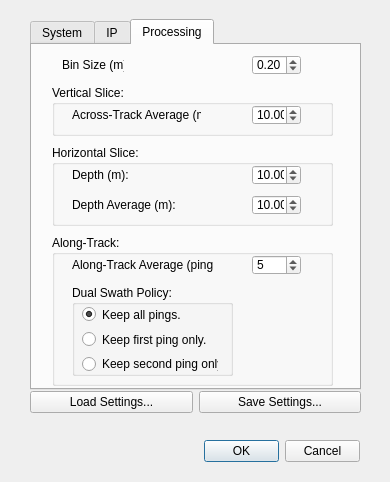
monsterkittykitty/WaterColumnPlotter, file GUI/Dialogs/UIFiles/AllSettingsDialog.ui: the form before one commit.
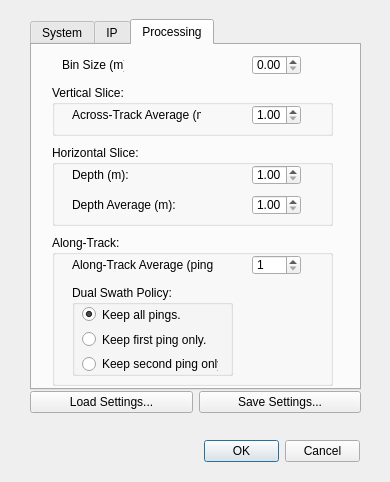
The form after the commit. The open tabs and pages were chosen to show the change.

Commit message: Reset default values in settings dialog UI file.

What changed in the file:
```diff
--- a/GUI/Dialogs/UIFiles/AllSettingsDialog.ui
+++ b/GUI/Dialogs/UIFiles/AllSettingsDialog.ui
@@ -252,7 +252,7 @@
       <double>0.100000000000000</double>
      </property>
      <property name="value">
-      <double>0.200000000000000</double>
+      <double>0.000000000000000</double>
      </property>
     </widget>
     <widget class="QLabel" name="labelBinSize">
@@ -299,7 +299,7 @@
        <number>100</number>
       </property>
       <property name="value">
-       <number>5</number>
+       <number>1</number>
       </property>
      </widget>
      <widget class="QLabel" name="labelAlongTrackAvg">
@@ -405,7 +405,7 @@
        <double>0.500000000000000</double>
       </property>
       <property name="value">
-       <double>10.000000000000000</double>
+       <double>1.000000000000000</double>
       </property>
      </widget>
      <widget class="QLabel" name="labelAcrossTrackAvg">
@@ -456,7 +456,7 @@
        <double>0.500000000000000</double>
       </property>
       <property name="value">
-       <double>10.000000000000000</double>
+       <double>1.000000000000000</double>
       </property>
      </widget>
      <widget class="QLabel" name="labelDepthAvg">
@@ -507,7 +507,7 @@
        <double>0.500000000000000</double>
       </property>
       <property name="value">
-       <double>10.000000000000000</double>
+       <double>1.000000000000000</double>
       </property>
      </widget>
     </widget>
```
Left out of the diff: 8 changed lines with no effect on the pictures.
